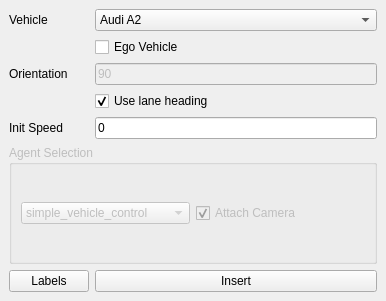
Qt form osc_generator/add_vehicles_widget.ui (carla-simulator/traffic-generation-editor) before a commit.
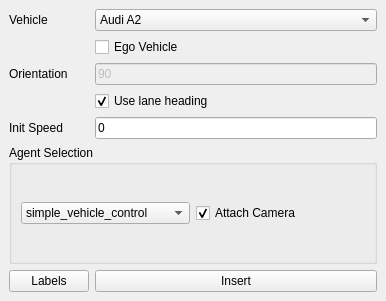
The same form after that commit.

```diff
--- a/osc_generator/add_vehicles_widget.ui
+++ b/osc_generator/add_vehicles_widget.ui
@@ -166,9 +166,6 @@
     </item>
     <item row="6" column="0" colspan="2">
      <widget class="QGroupBox" name="agentGroup">
-      <property name="enabled">
-       <bool>false</bool>
-      </property>
       <property name="title">
        <string>Agent Selection</string>
       </property>
```
